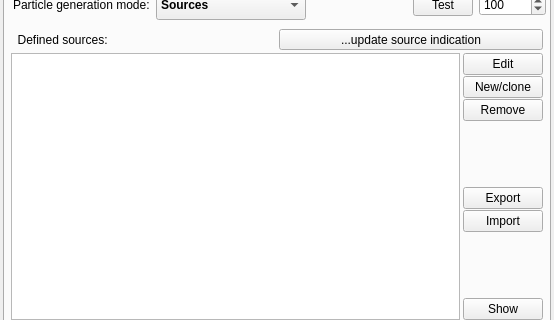
Above: ants3bundle/src/ants3/gui/particleSim/aparticlesimwin.ui from andrmor/ANTS3bundle before the change; both pictures show x 0 to 554 and y 119 to 439 of the 554 by 664 pixel window. Below: the same form after it.
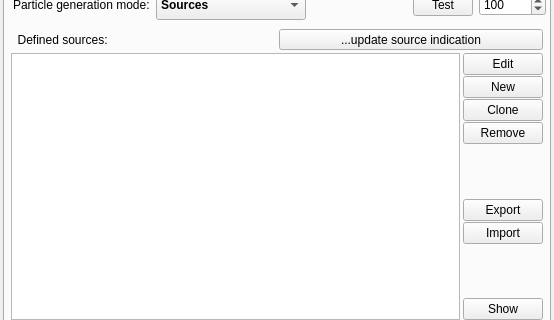
That is the form after the change.

What changed in the file:
```diff
--- a/ants3bundle/src/ants3/gui/particleSim/aparticlesimwin.ui
+++ b/ants3bundle/src/ants3/gui/particleSim/aparticlesimwin.ui
@@ -787,7 +787,14 @@
                    <string>Right-click to clone the selected source</string>
                   </property>
                   <property name="text">
-                   <string>New/clone</string>
+                   <string>New</string>
+                  </property>
+                 </widget>
+                </item>
+                <item>
+                 <widget class="QPushButton" name="pbCloneSource">
+                  <property name="text">
+                   <string>Clone</string>
                   </property>
                  </widget>
                 </item>
```
